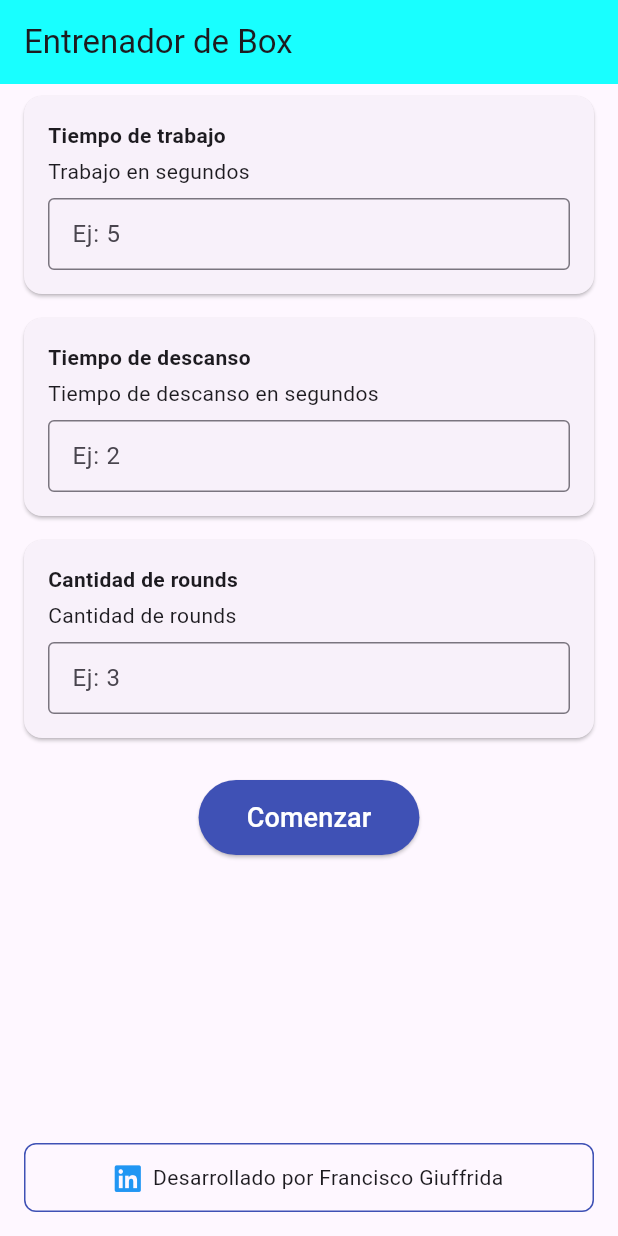
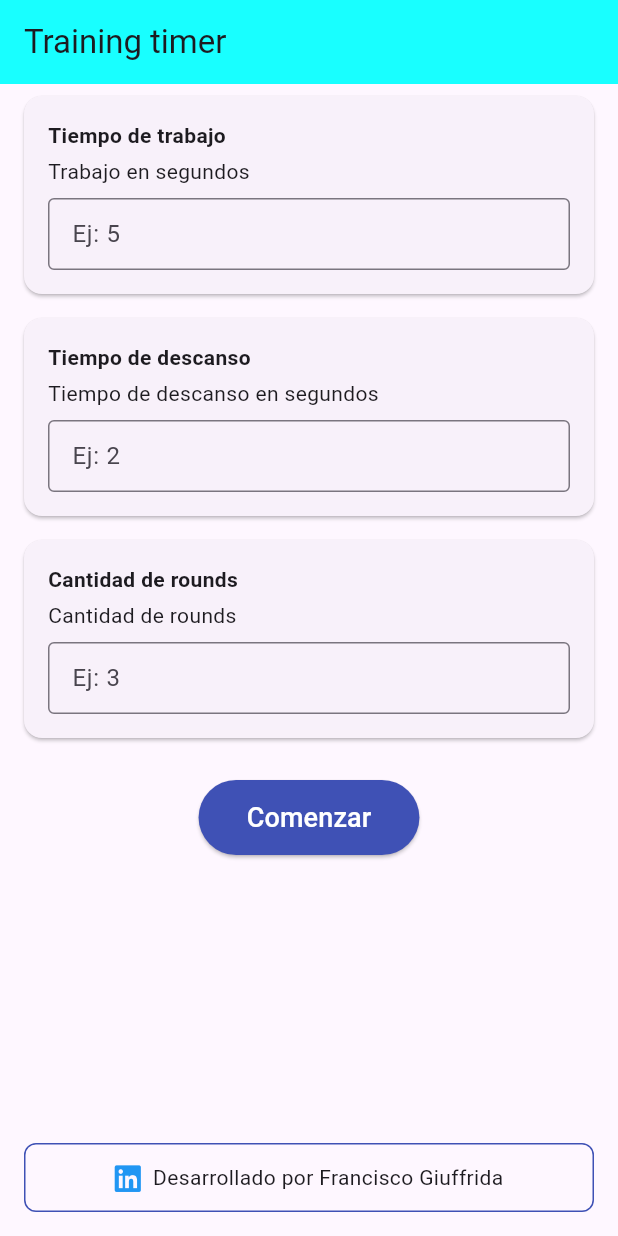
Before and after one commit to franciscogiuff/BoxerApp, a Flutter app: the screen it shows after launch, on a phone screen of 412 x 824 dp. Run offline on Flutter 3.47's test engine with Material 3 defaults, Android fonts, the phone set to English and light mode, and no system bars; our stand-ins replace audioplayers, font_awesome_flutter.

Commit message:
Name and readme
change APP name. Fixed readme

```diff
--- a/lib/main.dart
+++ b/lib/main.dart
@@ -18,7 +18,7 @@ class MyApp extends StatelessWidget {
       theme: ThemeData(
         colorScheme: ColorScheme.fromSeed(seedColor: Colors.deepPurple),
       ),
-      home: const MyHomePage(title: 'Entrenador de Box'),
+      home: const MyHomePage(title: 'Training timer'),
     );
   }
 }
```
Also changed, not shown: 1 other file.
